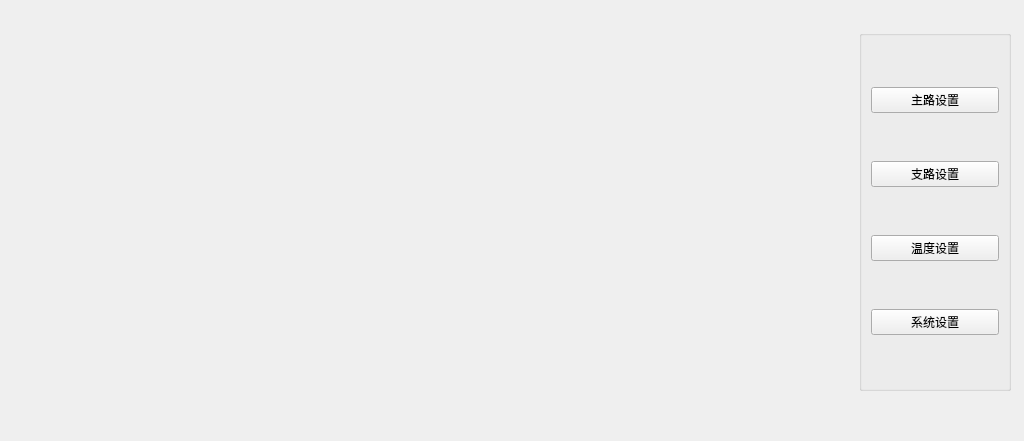
Before: the Qt Designer form BusBar-Qt/setting/setparameters/settingwid.ui in luozhiyong131/BusBar, drawn with Qt 5.
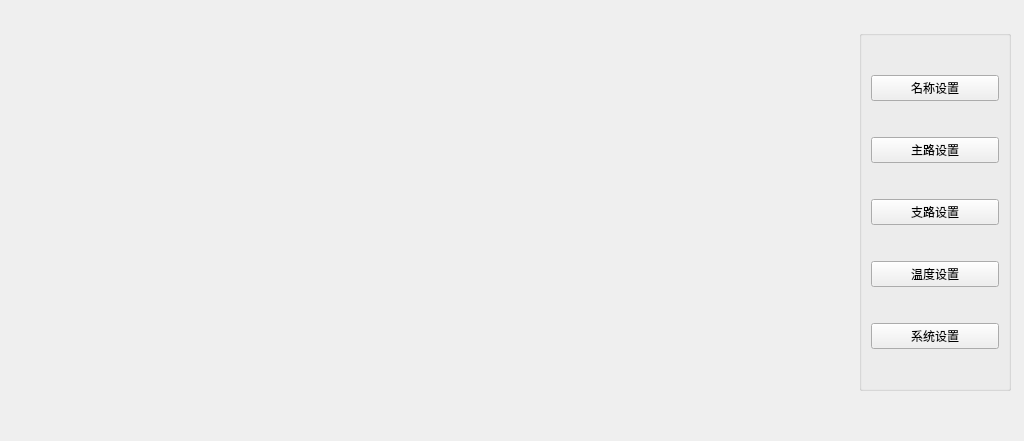
After: the same form once the commit is applied.

```diff
--- a/BusBar-Qt/setting/setparameters/settingwid.ui
+++ b/BusBar-Qt/setting/setparameters/settingwid.ui
@@ -47,6 +47,13 @@
     <string/>
    </property>
    <layout class="QVBoxLayout" name="verticalLayout">
+    <item>
+     <widget class="QPushButton" name="nameBtn">
+      <property name="text">
+       <string>名称设置</string>
+      </property>
+     </widget>
+    </item>
     <item>
      <widget class="QPushButton" name="pushButton">
       <property name="text">
```
